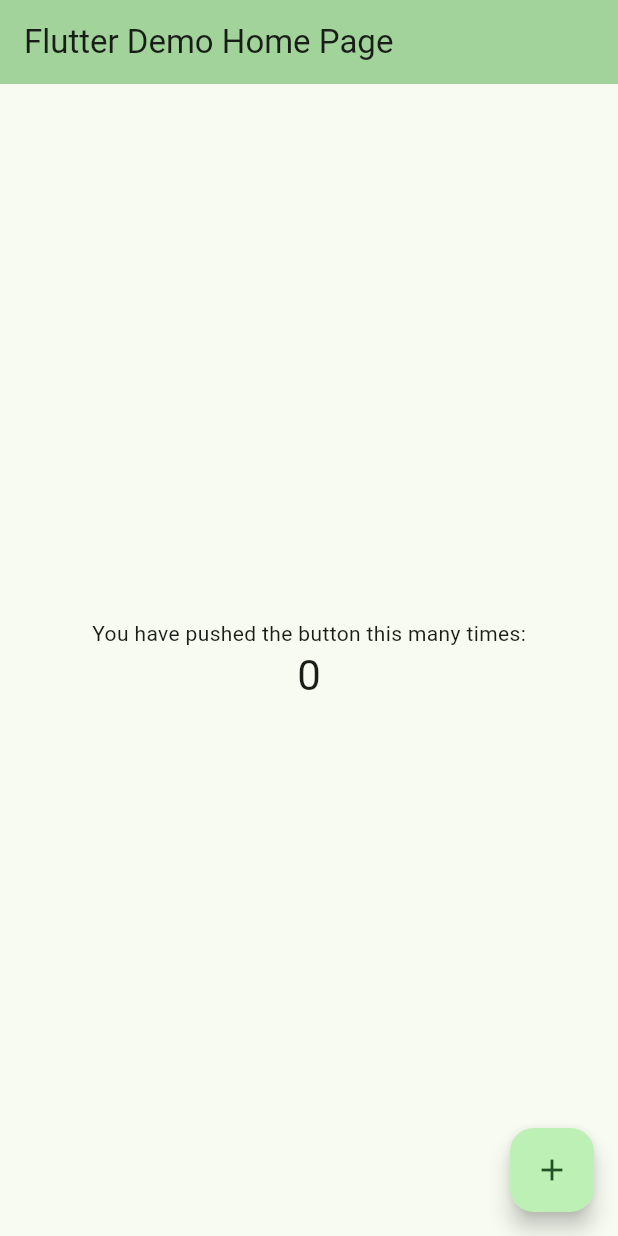
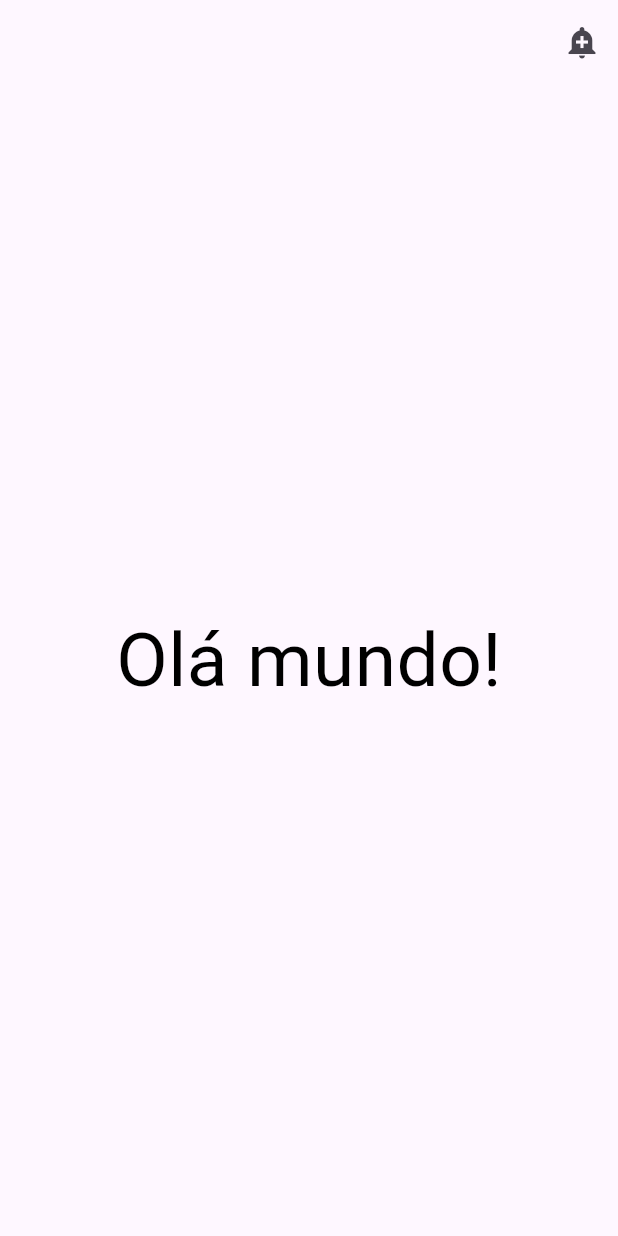
Before and after one commit to matheuscsant/Flutter-Projects, a Flutter app: the screen it shows after launch, on a phone screen of 412 x 824 dp. Run offline on Flutter 3.47's test engine with Material 3 defaults, Android fonts, the light colour scheme and no system bars.

Commit message:
:construction: Stateless and Stateful Widgets

```diff
--- a/ola_mundo/lib/main.dart
+++ b/ola_mundo/lib/main.dart
@@ -1,125 +1,60 @@
 import 'package:flutter/material.dart';
 
 void main() {
-  runApp(const MyApp());
+  runApp(const MyApp(
+    title: "Testando certo!!!!",
+  ));
 }
 
 class MyApp extends StatelessWidget {
-  const MyApp({super.key});
+  const MyApp({
+    super.key,
+    required this.title,
+  });
 
-  // This widget is the root of your application.
+  final String title;
+
   @override
   Widget build(BuildContext context) {
-    return MaterialApp(
-      title: 'Flutter Demo',
-      theme: ThemeData(
-        // This is the theme of your application.
-        //
-        // TRY THIS: Try running your application with "flutter run". You'll see
-        // the application has a purple toolbar. Then, without quitting the app,
-        // try changing the seedColor in the colorScheme below to Colors.green
-        // and then invoke "hot reload" (save your changes or press the "hot
-        // reload" button in a Flutter-supported IDE, or press "r" if you used
-        // the command line to start the app).
-        //
-        // Notice that the counter didn't reset back to zero; the application
-        // state is not lost during the reload. To reset the state, use hot
-        // restart instead.
-        //
-        // This works for code too, not just values: Most code changes can be
-        // tested with just a hot reload.
-        colorScheme: ColorScheme.fromSeed(seedColor: Colors.green),
-        useMaterial3: true,
-      ),
-      home: const MyHomePage(title: 'Flutter Demo Home Page'),
+    return const MaterialApp(
+      home: AppBarTeste(),
     );
   }
 }
 
-class MyHomePage extends StatefulWidget {
-  const MyHomePage({super.key, required this.title});
-
-  // This widget is the home page of your application. It is stateful, meaning
-  // that it has a State object (defined below) that contains fields that affect
-  // how it looks.
-
-  // This class is the configuration for the state. It holds the values (in this
-  // case the title) provided by the parent (in this case the App widget) and
-  // used by the build method of the State. Fields in a Widget subclass are
-  // always marked "final".
+class AppBarTeste extends StatelessWidget {
+  const AppBarTeste({super.key, this.title = ""});
 
   final String title;
 
   @override
-  State<MyHomePage> createState() => _MyHomePageState();
-}
-
-class _MyHomePageState extends State<MyHomePage> {
-  int _counter = 0;
-
-  void _incrementCounter() {
-    setState(() {
-      // This call to setState tells the Flutter framework that something has
-      // changed in this State, which causes it to rerun the build method below
-      // so that the display can reflect the updated values. If we changed
-      // _counter without calling setState(), then the build method would not be
-      // called again, and so nothing would appear to happen.
-      _counter++;
-    });
-  }
-
-  @override
   Widget build(BuildContext context) {
-    // This method is rerun every time setState is called, for instance as done
-    // by the _incrementCounter method above.
-    //
-    // The Flutter framework has been optimized to make rerunning build methods
-    // fast, so that you can just rebuild anything that needs updating rather
-    // than having to individually change instances of widgets.
     return Scaffold(
       appBar: AppBar(
-        // TRY THIS: Try changing the color here to a specific color (to
-        // Colors.amber, perhaps?) and trigger a hot reload to see the AppBar
-        // change color while the other colors stay the same.
-        backgroundColor: Theme.of(context).colorScheme.inversePrimary,
-        // Here we take the value from the MyHomePage object that was created by
-        // the App.build method, and use it to set our appbar title.
-        title: Text(widget.title),
+        title: Text(title),
+        actions: <Widget>[
+          IconButton(
+            tooltip: "Mostra Snackbar",
+            icon: const Icon(Icons.add_alert),
+            onPressed: () {
+              ScaffoldMessenger.of(context).showSnackBar(
+                const SnackBar(
+                  content: Text("Testando snackbar"),
+                ),
+              );
+            },
+          )
+        ],
       ),
-      body: Center(
-        // Center is a layout widget. It takes a single child and positions it
-        // in the middle of the parent.
-        child: Column(
-          // Column is also a layout widget. It takes a list of children and
-          // arranges them vertically. By default, it sizes itself to fit its
-          // children horizontally, and tries to be as tall as its parent.
-          //
-          // Column has various properties to control how it sizes itself and
-          // how it positions its children. Here we use mainAxisAlignment to
-          // center the children vertically; the main axis here is the vertical
-          // axis because Columns are vertical (the cross axis would be
-          // horizontal).
-          //
-          // TRY THIS: Invoke "debug painting" (choose the "Toggle Debug Paint"
-          // action in the IDE, or press "p" in the console), to see the
-          // wireframe for each widget.
-          mainAxisAlignment: MainAxisAlignment.center,
-          children: <Widget>[
-            const Text(
-              'You have pushed the button this many times:',
-            ),
-            Text(
-              '$_counter',
-              style: Theme.of(context).textTheme.headlineMedium,
-            ),
-          ],
+      body: const Center(
+        child: Text(
+          "Olá mundo!",
+          style: TextStyle(
+            color: Colors.black,
+            fontSize: 50,
+          ),
         ),
       ),
-      floatingActionButton: FloatingActionButton(
-        onPressed: _incrementCounter,
-        tooltip: 'Increment',
-        child: const Icon(Icons.add),
-      ), // This trailing comma makes auto-formatting nicer for build methods.
     );
   }
 }
```
Also changed, not shown: 1 other file.
